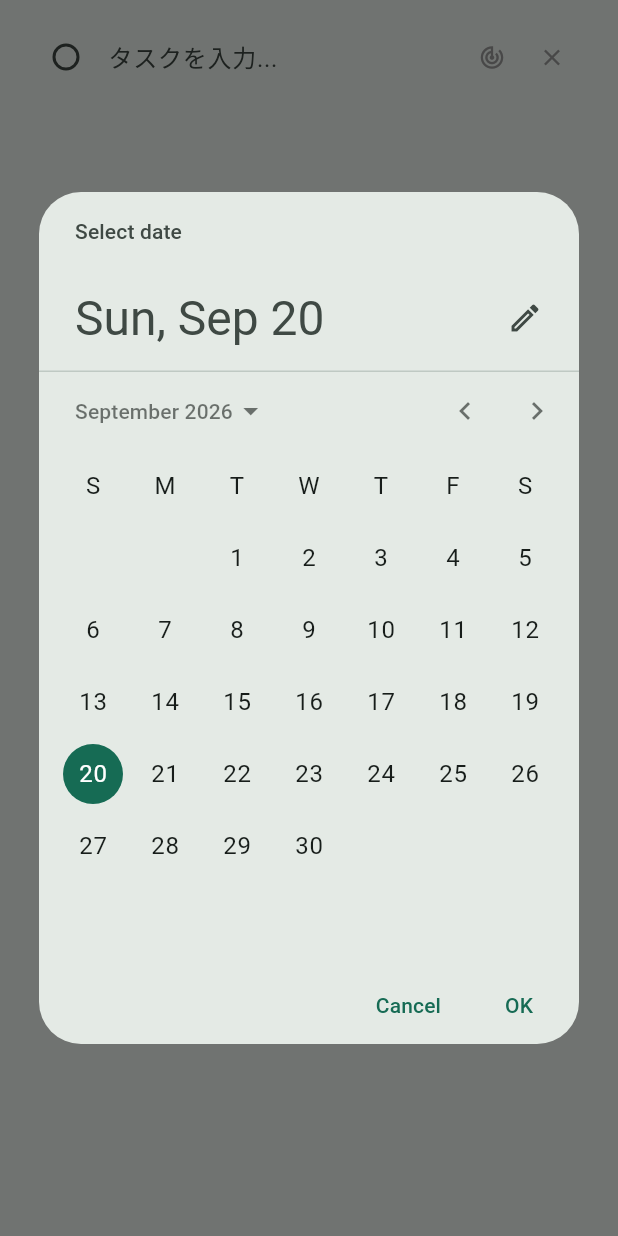
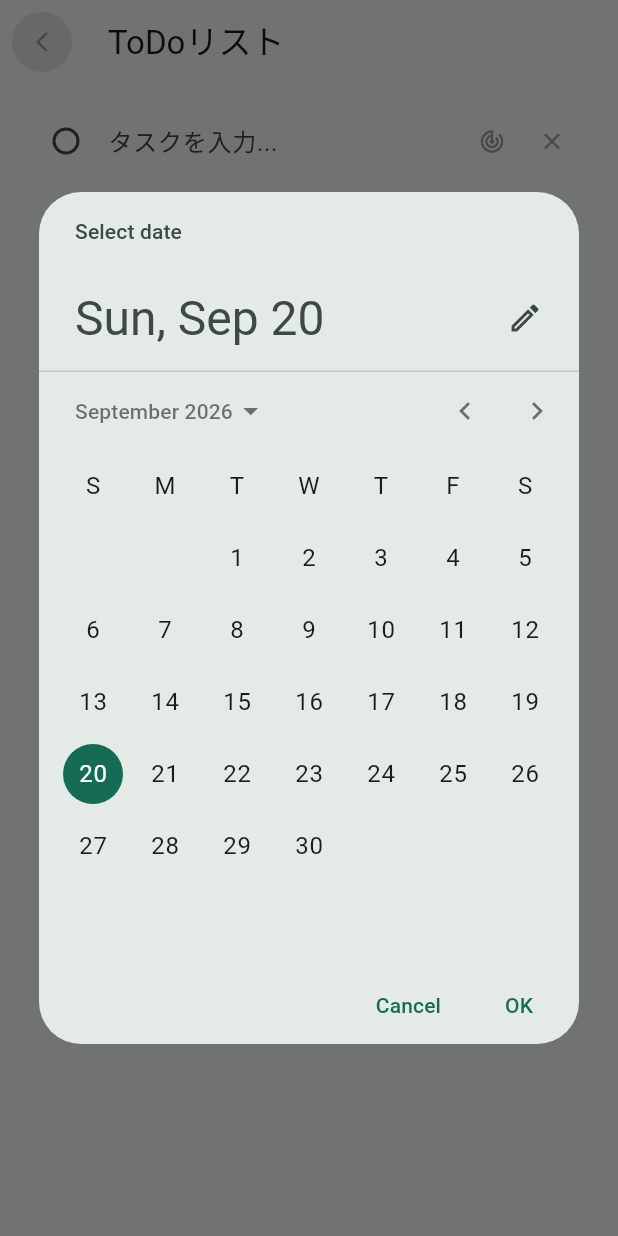
Before and after one commit to motchiy-lab/motchiy-todo, a Flutter app: the TaskHomeScreen screen opened directly, after a tap on the "track changes" icon, on a phone screen of 412 x 824 dp. Run offline on Flutter 3.47's test engine with Material 3 defaults, Android fonts, the phone set to English and light mode, and no system bars; our stand-ins replace shared_preferences; missing offline and left inert: window_manager; accounts and stored records are empty.

```diff
--- a/lib/screens/main_screen.dart
+++ b/lib/screens/main_screen.dart
@@ -25,7 +25,7 @@ class _MainScreenState extends State<MainScreen> {
   late final List<Widget> _screens = [
     const CalendarScreen(),
     const WishlistScreen(),
-    TaskHomeScreen(key: _taskHomeScreenKey),
+    TaskHomeScreen(key: _taskHomeScreenKey, onBack: () => _onTabTapped(0)),
     const IdeaScreen(),
     const SettingsScreen(),
   ];
@@ -55,7 +55,9 @@ class _MainScreenState extends State<MainScreen> {
           ),
         ],
       ),
-      bottomNavigationBar: SizedBox(
+      bottomNavigationBar: _currentIndex == 2
+          ? null
+          : SizedBox(
               height: 75,
               child: Stack(
                 alignment: Alignment.bottomCenter,
--- a/lib/screens/task_home_screen.dart
+++ b/lib/screens/task_home_screen.dart
@@ -7,7 +7,8 @@ import 'package:shared_preferences/shared_preferences.dart';
 import '../models/task.dart';
 
 class TaskHomeScreen extends StatefulWidget {
-  const TaskHomeScreen({super.key});
+  final VoidCallback? onBack;
+  const TaskHomeScreen({super.key, this.onBack});
 
   @override
   State<TaskHomeScreen> createState() => TaskHomeScreenState();
@@ -426,7 +427,25 @@ class TaskHomeScreenState extends State<TaskHomeScreen> {
         .toList();
     final completedTasks = _getCompletedTasks();
 
-    return GestureDetector(
+    return Scaffold(
+      appBar: AppBar(
+        leading: Padding(
+          padding: const EdgeInsets.all(8.0),
+          child: CircleAvatar(
+            backgroundColor: Theme.of(context)
+                .colorScheme
+                .surfaceContainerHighest,
+            child: IconButton(
+              icon: const Icon(Icons.arrow_back_ios_new, size: 16),
+              color: Theme.of(context).colorScheme.onSurface,
+              onPressed: widget.onBack,
+            ),
+          ),
+        ),
+        title: const Text('ToDoリスト'),
+        elevation: 0,
+      ),
+      body: GestureDetector(
         onTap: () {
           FocusScope.of(context).unfocus();
         },
@@ -482,6 +501,7 @@ class TaskHomeScreenState extends State<TaskHomeScreen> {
                   ),
                 ),
         ),
+      ),
     );
   }
 }
```
Also changed, not shown: lib/screens/calendar_screen.dart (+6 -6 lines), 1 other file. Lines whose indentation alone changed are shown as unchanged.
